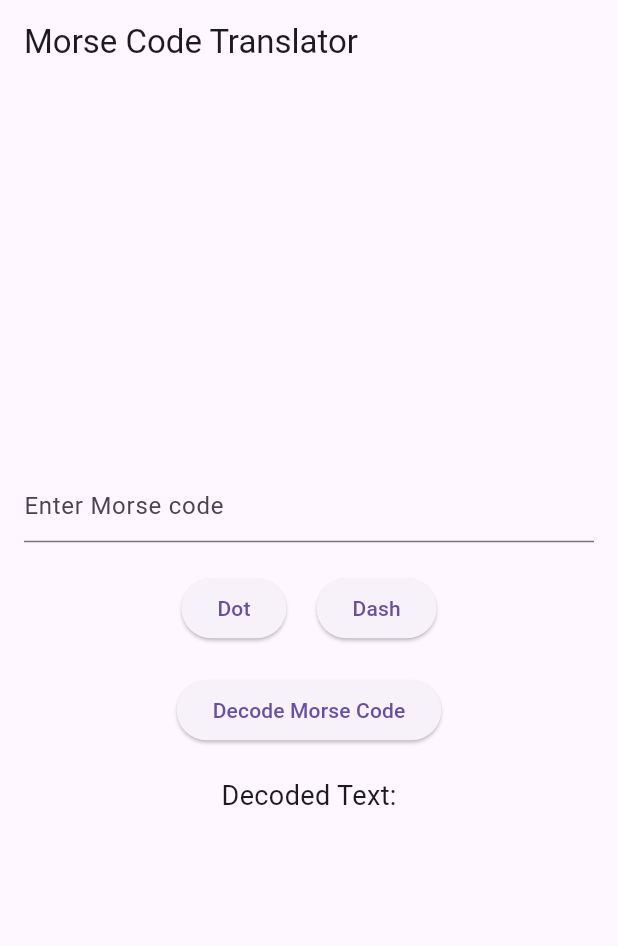
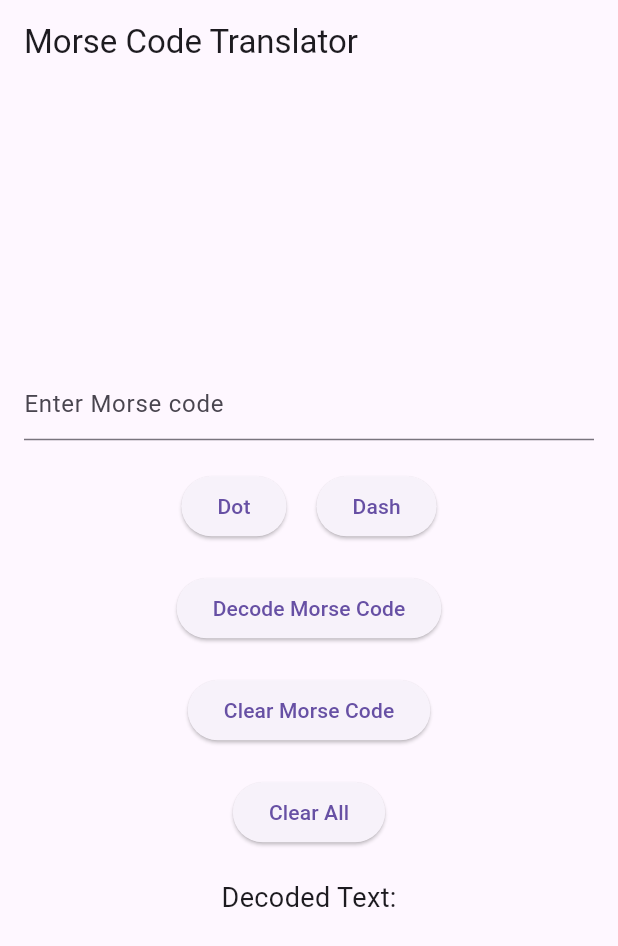
Before and after one commit to Justin509805/TechCase17, a Flutter app: the screen it shows after launch, after a tap on "Decode Morse Code", on a phone screen of 412 x 824 dp. Shown: the top 946 px of the screen. Run offline on Flutter 3.47's test engine with Material 3 defaults, Android fonts, the phone set to English and light mode, and no system bars.

Commit message:
added clear morse code and clear all button, fine tuning starts now

```diff
--- a/lib/main.dart
+++ b/lib/main.dart
@@ -43,8 +43,8 @@ class MorseCodeApp extends StatefulWidget {
 }
 
 class _MorseCodeAppState extends State<MorseCodeApp> {
-  String inputText = '';
   String morseCode = '';
+  String decodedText = '';
 
   void translateInputToMorseCode(String signal) {
     setState(() {
@@ -58,8 +58,20 @@ class _MorseCodeAppState extends State<MorseCodeApp> {
 
   void decodeMorseCode() {
     setState(() {
-      inputText = MorseCodeTranslator.morseCodeToText(morseCode);
+      String newText = MorseCodeTranslator.morseCodeToText(morseCode);
+      decodedText += ' $newText'; // Append new text to existing decoded text
+    });
+  }
+
+  void clearMorseCode() {
+    setState(() {
       morseCode = '';
+    });
+  }
+
+  void clearAll() {
+    setState(() {
+      decodedText = '';
     });
   }
 
@@ -75,11 +87,8 @@ class _MorseCodeAppState extends State<MorseCodeApp> {
           mainAxisAlignment: MainAxisAlignment.center,
           children: [
             TextField(
-              onChanged: (value) {
-                setState(() {
-                  inputText = value;
-                });
-              },
+              readOnly: true,
+              controller: TextEditingController(text: morseCode),
               decoration: InputDecoration(
                 hintText: 'Enter Morse code',
               ),
@@ -111,12 +120,26 @@ class _MorseCodeAppState extends State<MorseCodeApp> {
               child: Text('Decode Morse Code'),
             ),
             SizedBox(height: 20),
+            ElevatedButton(
+              onPressed: () {
+                clearMorseCode();
+              },
+              child: Text('Clear Morse Code'),
+            ),
+            SizedBox(height: 20),
+            ElevatedButton(
+              onPressed: () {
+                clearAll();
+              },
+              child: Text('Clear All'),
+            ),
+            SizedBox(height: 20),
             Text(
               'Decoded Text:',
               style: TextStyle(fontSize: 18),
             ),
             Text(
-              inputText,
+              decodedText,
               style: TextStyle(fontSize: 16, fontWeight: FontWeight.bold),
             ),
           ],
```
